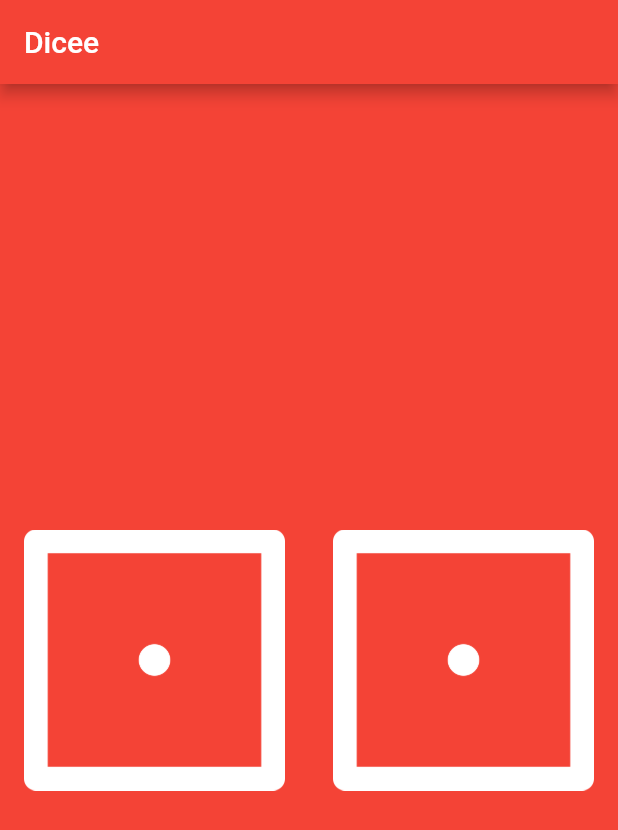
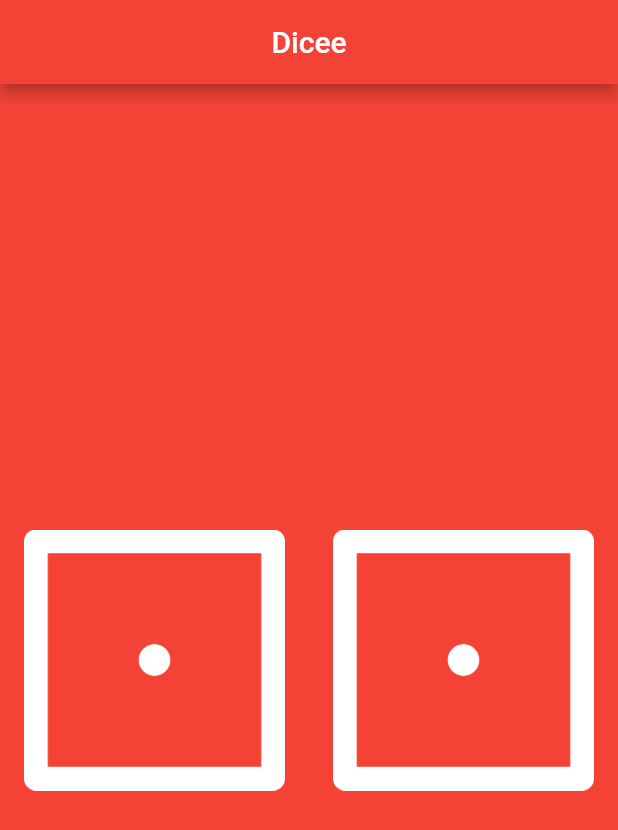
Before and after one commit to SomanathKambar/flutter_sample_1, a Flutter app: the screen it shows after launch, on a phone screen of 412 x 824 dp. Shown: the top 830 px of the screen. Run offline on Flutter 3.47's test engine with Material 2 defaults, Android fonts, the phone set to English and light mode, and no system bars.

Commit message:
wrapping images with button to handle clicks

```diff
--- a/lib/AppWithState.dart
+++ b/lib/AppWithState.dart
@@ -1,23 +1,31 @@
 import 'package:flutter/cupertino.dart';
+import 'package:flutter/material.dart';
 
 class DicePage extends StatelessWidget {
   @override
   Widget build(BuildContext context) {
     return Center(
-      child: Row(children: [
-        Expanded(child: Padding(
-          padding: const EdgeInsets.all(16.0),
-          child: Image.asset("images/dice1.png"),
-        ),
-          flex: 1,
-        ),
-        Expanded(child: Padding(
-          padding: const EdgeInsets.all(16.0),
-          child: Image.asset("images/dice1.png"),
-        ),
-        flex: 1,)
-      ],),
+      child: Row(
+        children: [
+          Expanded(
+            flex: 1,
+            child: MaterialButton(
+              onPressed: () {
+                print("button 1 pressed");
+              },
+              child: Image.asset("images/dice1.png"),
+            ),
+          ),
+          Expanded(
+            flex: 1,
+            child: MaterialButton(
+                onPressed: () {
+                  print("button 2 pressed");
+                },
+                child: Image.asset("images/dice1.png")),
+          )
+        ],
+      ),
     );
   }
-
 }
--- a/lib/main.dart
+++ b/lib/main.dart
@@ -7,6 +7,7 @@ void main() {
   runApp( MaterialApp(
     home: Scaffold(backgroundColor: Colors.red,
       appBar: AppBar(title: Text("Dicee"),
+        centerTitle: true,
         backgroundColor: Colors.red,
       ),
       body: DicePage(),
```
